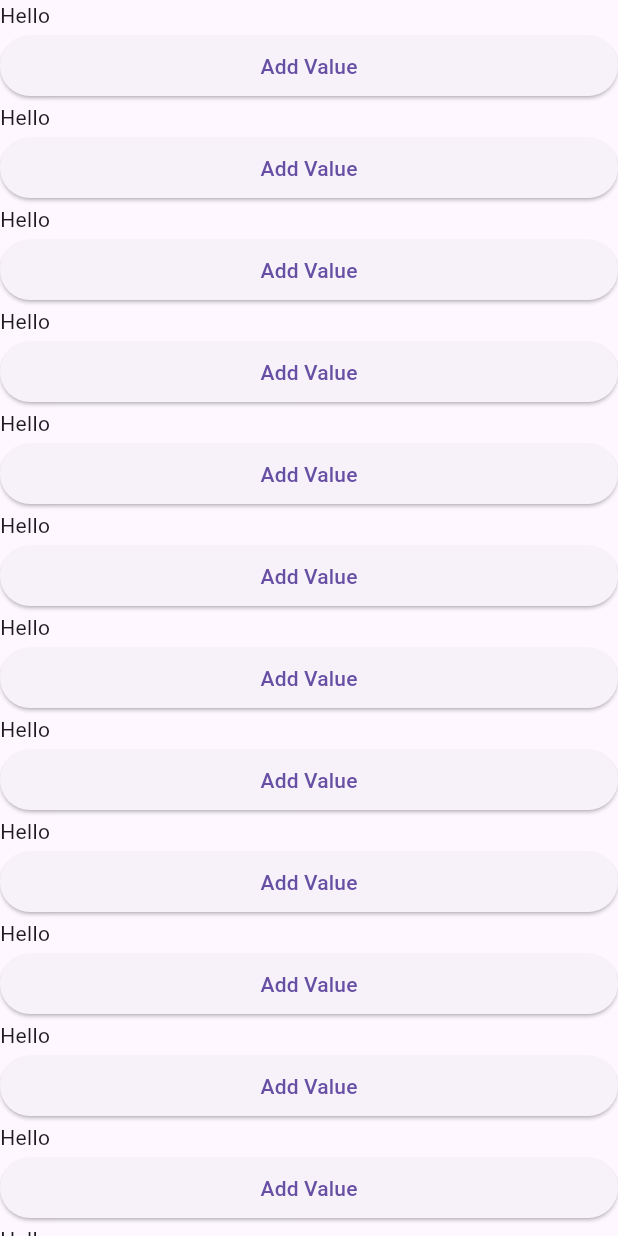
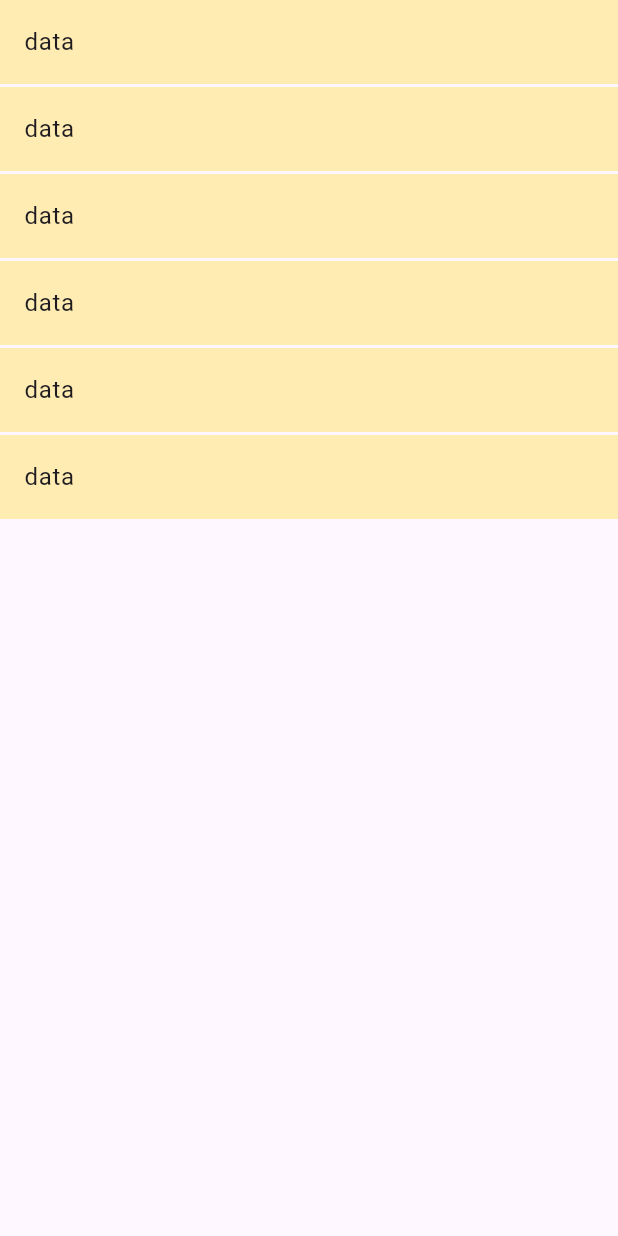
Before and after one commit to meetshaheer/ListView-Widget-Builder, a Flutter app: the screen it shows after launch, on a phone screen of 412 x 824 dp. Run offline on Flutter 3.47's test engine with Material 3 defaults, Android fonts, the phone set to English and light mode, and no system bars.

Commit message:
creating listview builder. under it create listtiles, pass hardcoded data in list tiles

```diff
--- a/listiew/lib/listview.dart
+++ b/listiew/lib/listview.dart
@@ -11,91 +11,18 @@ class _listViewState extends State<listView> {
   @override
   Widget build(BuildContext context) {
     return Scaffold(
-      body: SafeArea(
-          child: ListView(
-        children: [
-          Text("Hello"),
-          ElevatedButton(
-            onPressed: () {},
-            child: Text("Add Value"),
+        body: SafeArea(
+            child: ListView.builder(
+      itemCount: 6,
+      itemBuilder: (context, index) {
+        return Container(
+          margin: EdgeInsets.only(bottom: 2),
+          child: ListTile(
+            tileColor: Colors.amber[100],
+            title: Text("data"),
           ),
-          Text("Hello"),
-          ElevatedButton(
-            onPressed: () {},
-            child: Text("Add Value"),
-          ),
-          Text("Hello"),
-          ElevatedButton(
-            onPressed: () {},
-            child: Text("Add Value"),
-          ),
-          Text("Hello"),
-          ElevatedButton(
-            onPressed: () {},
-            child: Text("Add Value"),
-          ),
-          Text("Hello"),
-          ElevatedButton(
-            onPressed: () {},
-            child: Text("Add Value"),
-          ),
-          Text("Hello"),
-          ElevatedButton(
-            onPressed: () {},
-            child: Text("Add Value"),
-          ),
-          Text("Hello"),
-          ElevatedButton(
-            onPressed: () {},
-            child: Text("Add Value"),
-          ),
-          Text("Hello"),
-          ElevatedButton(
-            onPressed: () {},
-            child: Text("Add Value"),
-          ),
-          Text("Hello"),
-          ElevatedButton(
-            onPressed: () {},
-            child: Text("Add Value"),
-          ),
-          Text("Hello"),
-          ElevatedButton(
-            onPressed: () {},
-            child: Text("Add Value"),
-          ),
-          Text("Hello"),
-          ElevatedButton(
-            onPressed: () {},
-            child: Text("Add Value"),
-          ),
-          Text("Hello"),
-          ElevatedButton(
-            onPressed: () {},
-            child: Text("Add Value"),
-          ),
-          Text("Hello"),
-          ElevatedButton(
-            onPressed: () {},
-            child: Text("Add Value"),
-          ),
-          Text("Hello"),
-          ElevatedButton(
-            onPressed: () {},
-            child: Text("Add Value"),
-          ),
-          Text("Hello"),
-          ElevatedButton(
-            onPressed: () {},
-            child: Text("Add Value"),
-          ),
-          Text("Hello"),
-          ElevatedButton(
-            onPressed: () {},
-            child: Text("Add Value"),
-          ),
-        ],
-      )),
-    );
+        );
+      },
+    )));
   }
 }
```
